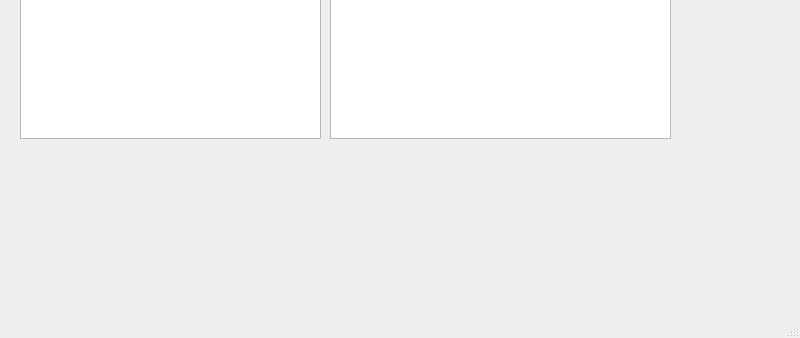
Above: KsiazKuch/addprzepiswindow.ui from Valumior/KsiazKuch before the change; both pictures show x 0 to 800 and y 262 to 600 of the 800 by 600 pixel window. Below: the same form after it.
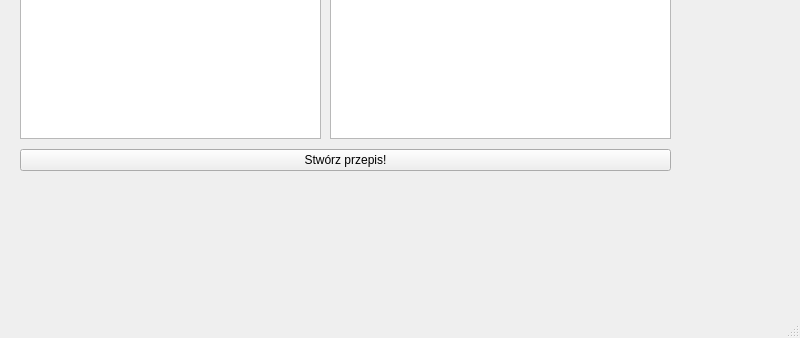
That is the form after the change.

Commit message: Slots for existing windows, AddSkladnikWindow stub

What changed in the file:
```diff
--- a/KsiazKuch/addprzepiswindow.ui
+++ b/KsiazKuch/addprzepiswindow.ui
@@ -213,6 +213,25 @@
      </item>
     </layout>
    </widget>
+   <widget class="QWidget" name="verticalLayoutWidget_3">
+    <property name="geometry">
+     <rect>
+      <x>20</x>
+      <y>410</y>
+      <width>651</width>
+      <height>25</height>
+     </rect>
+    </property>
+    <layout class="QVBoxLayout" name="verticalLayout_3">
+     <item>
+      <widget class="QPushButton" name="stworzPushButton">
+       <property name="text">
+        <string>Stwórz przepis!</string>
+       </property>
+      </widget>
+     </item>
+    </layout>
+   </widget>
   </widget>
   <widget class="QMenuBar" name="menubar">
    <property name="geometry">
```
The commit also changes 4 other files.
